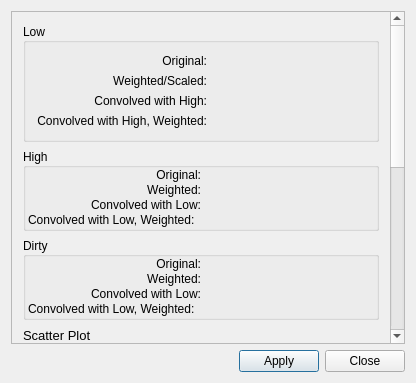
This is code/guitools/Feather/PreferencesColor.ui in radio-astro/casa as Qt 5 draws it before an edit. The edited form follows.
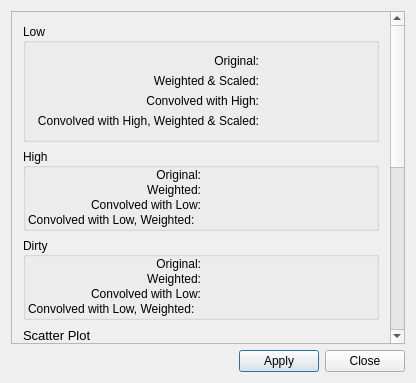
This is the edited form.

Commit message: New Development: No             JIRA Issue: Yes CAS-5758         Ready for Test: Yes      Interface Changes: No What Interface Changed: Please list interface changes          Test Programs: List test programs   Put in Release Notes: No              Module(s): Feather            Description: Changed labelling on low resolution curves.

Patch:
```diff
--- a/code/guitools/Feather/PreferencesColor.ui
+++ b/code/guitools/Feather/PreferencesColor.ui
@@ -63,7 +63,7 @@
           <item row="1" column="0">
            <widget class="QLabel" name="label_5">
             <property name="text">
-             <string>Weighted/Scaled:</string>
+             <string>Weighted &amp; Scaled:</string>
             </property>
             <property name="alignment">
              <set>Qt::AlignRight|Qt::AlignTrailing|Qt::AlignVCenter</set>
@@ -89,7 +89,7 @@
           <item row="3" column="0">
            <widget class="QLabel" name="label_9">
             <property name="text">
-             <string>Convolved with High, Weighted:</string>
+             <string>Convolved with High, Weighted &amp; Scaled:</string>
             </property>
             <property name="alignment">
              <set>Qt::AlignRight|Qt::AlignTrailing|Qt::AlignVCenter</set>
```
The commit also changes 1 other file.
